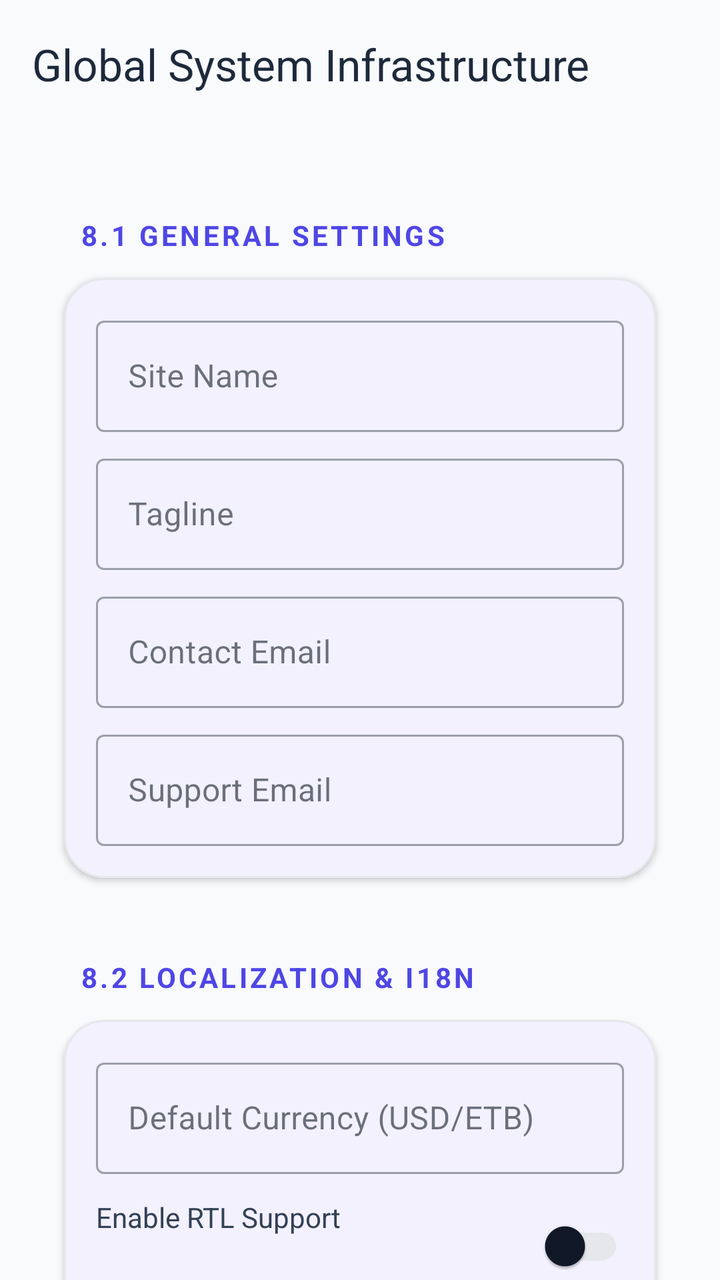
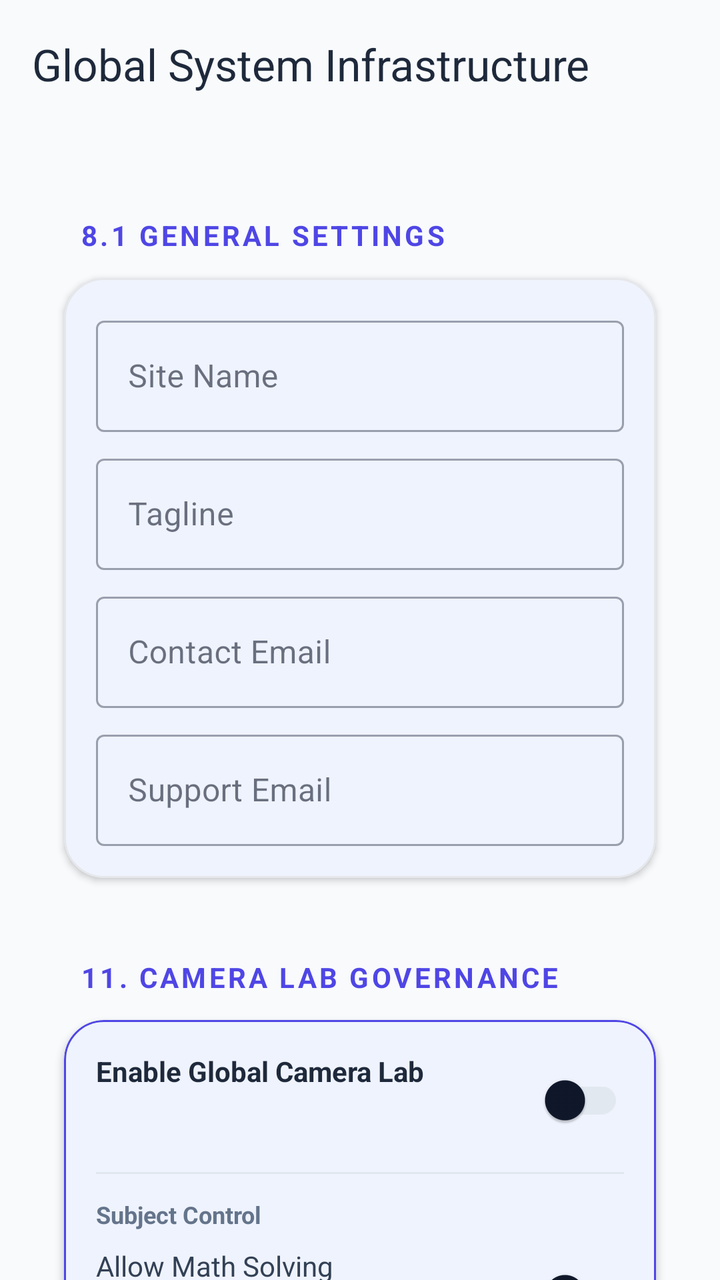

An Android layout rendered at two revisions. The XML below is the earlier revision; the diff shows what the commit changed to produce the second picture.
<!-- AndroidManifest.xml: application theme Theme.TestApp -->
<!-- res/layout/activity_admin_system_settings.xml -->
<?xml version="1.0" encoding="utf-8"?>
<androidx.coordinatorlayout.widget.CoordinatorLayout xmlns:android="http://schemas.android.com/apk/res/android"
    xmlns:app="http://schemas.android.com/apk/res-auto"
    xmlns:tools="http://schemas.android.com/tools"
    android:layout_width="match_parent"
    android:layout_height="match_parent"
    android:background="#F8FAFC"
    tools:context=".AdminSystemSettingsActivity">

    <com.google.android.material.appbar.AppBarLayout
        android:layout_width="match_parent"
        android:layout_height="wrap_content"
        android:background="@android:color/transparent"
        app:elevation="0dp">
        <androidx.appcompat.widget.Toolbar
            android:id="@+id/settingsToolbar"
            android:layout_width="match_parent"
            android:layout_height="?attr/actionBarSize"
            app:title="Global System Infrastructure"
            app:titleTextColor="#1E293B" />
    </com.google.android.material.appbar.AppBarLayout>

    <androidx.core.widget.NestedScrollView
        android:layout_width="match_parent"
        android:layout_height="match_parent"
        app:layout_behavior="@string/appbar_scrolling_view_behavior">

        <LinearLayout
            android:layout_width="match_parent"
            android:layout_height="wrap_content"
            android:orientation="vertical"
            android:padding="16dp">

            
            <TextView style="@style/SettingsSectionHeader" android:text="8.1 GENERAL SETTINGS" />
            <com.google.android.material.card.MaterialCardView style="@style/SettingsCard">
                <LinearLayout android:layout_width="match_parent" android:layout_height="wrap_content" android:orientation="vertical" android:padding="16dp">
                    <com.google.android.material.textfield.TextInputLayout style="@style/Widget.MaterialComponents.TextInputLayout.OutlinedBox" android:layout_width="match_parent" android:layout_height="wrap_content" android:hint="Site Name">
                        <com.google.android.material.textfield.TextInputEditText android:id="@+id/etAppName" android:layout_width="match_parent" android:layout_height="wrap_content" />
                    </com.google.android.material.textfield.TextInputLayout>
                    <com.google.android.material.textfield.TextInputLayout style="@style/Widget.MaterialComponents.TextInputLayout.OutlinedBox" android:layout_width="match_parent" android:layout_height="wrap_content" android:hint="Tagline" android:layout_marginTop="8dp">
                        <com.google.android.material.textfield.TextInputEditText android:id="@+id/etTagline" android:layout_width="match_parent" android:layout_height="wrap_content" />
                    </com.google.android.material.textfield.TextInputLayout>
                    <com.google.android.material.textfield.TextInputLayout style="@style/Widget.MaterialComponents.TextInputLayout.OutlinedBox" android:layout_width="match_parent" android:layout_height="wrap_content" android:hint="Contact Email" android:layout_marginTop="8dp">
                        <com.google.android.material.textfield.TextInputEditText android:id="@+id/etContactEmail" android:layout_width="match_parent" android:layout_height="wrap_content" />
                    </com.google.android.material.textfield.TextInputLayout>
                    <com.google.android.material.textfield.TextInputLayout style="@style/Widget.MaterialComponents.TextInputLayout.OutlinedBox" android:layout_width="match_parent" android:layout_height="wrap_content" android:hint="Support Email" android:layout_marginTop="8dp">
                        <com.google.android.material.textfield.TextInputEditText android:id="@+id/etSupportEmail" android:layout_width="match_parent" android:layout_height="wrap_content" />
                    </com.google.android.material.textfield.TextInputLayout>
                </LinearLayout>
            </com.google.android.material.card.MaterialCardView>

            
            <TextView style="@style/SettingsSectionHeader" android:text="8.2 LOCALIZATION &amp; I18N" />
            <com.google.android.material.card.MaterialCardView style="@style/SettingsCard">
                <LinearLayout android:layout_width="match_parent" android:layout_height="wrap_content" android:orientation="vertical" android:padding="16dp">
                    <com.google.android.material.textfield.TextInputLayout style="@style/Widget.MaterialComponents.TextInputLayout.OutlinedBox" android:layout_width="match_parent" android:layout_height="wrap_content" android:hint="Default Currency (USD/ETB)">
                        <com.google.android.material.textfield.TextInputEditText android:id="@+id/etCurrency" android:layout_width="match_parent" android:layout_height="wrap_content" />
                    </com.google.android.material.textfield.TextInputLayout>
                    <RelativeLayout android:layout_width="match_parent" android:layout_height="wrap_content" android:layout_marginTop="12dp">
                        <TextView android:layout_width="wrap_content" android:layout_height="wrap_content" android:text="Enable RTL Support" android:textColor="#334155" />
                        <androidx.appcompat.widget.SwitchCompat android:id="@+id/switchRTL" android:layout_width="wrap_content" android:layout_height="wrap_content" android:layout_alignParentEnd="true" />
                    </RelativeLayout>
                </LinearLayout>
            </com.google.android.material.card.MaterialCardView>

            
            <TextView style="@style/SettingsSectionHeader" android:text="8.3 EMAIL &amp; NOTIFICATIONS" />
            <com.google.android.material.card.MaterialCardView style="@style/SettingsCard">
                <LinearLayout android:layout_width="match_parent" android:layout_height="wrap_content" android:orientation="vertical" android:padding="16dp">
                    <com.google.android.material.textfield.TextInputLayout style="@style/Widget.MaterialComponents.TextInputLayout.OutlinedBox" android:layout_width="match_parent" android:layout_height="wrap_content" android:hint="SMTP Host">
                        <com.google.android.material.textfield.TextInputEditText android:id="@+id/etSmtpHost" android:layout_width="match_parent" android:layout_height="wrap_content" />
                    </com.google.android.material.textfield.TextInputLayout>
                    <com.google.android.material.textfield.TextInputLayout style="@style/Widget.MaterialComponents.TextInputLayout.OutlinedBox" android:layout_width="match_parent" android:layout_height="wrap_content" android:hint="FCM Server Key" android:layout_marginTop="8dp">
                        <com.google.android.material.textfield.TextInputEditText android:id="@+id/etFcmKey" android:layout_width="match_parent" android:layout_height="wrap_content" />
                    </com.google.android.material.textfield.TextInputLayout>
                </LinearLayout>
            </com.google.android.material.card.MaterialCardView>

            
            <TextView style="@style/SettingsSectionHeader" android:text="8.4 SECURITY &amp; POLICY" />
            <com.google.android.material.card.MaterialCardView style="@style/SettingsCard">
                <LinearLayout android:layout_width="match_parent" android:layout_height="wrap_content" android:orientation="vertical" android:padding="16dp">
                    <RelativeLayout android:layout_width="match_parent" android:layout_height="wrap_content">
                        <TextView android:layout_width="wrap_content" android:layout_height="wrap_content" android:text="Two-Factor Auth (Admin)" android:textColor="#334155" android:textStyle="bold" />
                        <androidx.appcompat.widget.SwitchCompat android:id="@+id/switch2FA" android:layout_width="wrap_content" android:layout_height="wrap_content" android:layout_alignParentEnd="true" />
                    </RelativeLayout>
                    <RelativeLayout android:layout_width="match_parent" android:layout_height="wrap_content" android:layout_marginTop="12dp">
                        <TextView android:layout_width="wrap_content" android:layout_height="wrap_content" android:text="Login Protection (Lockout)" android:textColor="#334155" />
                        <androidx.appcompat.widget.SwitchCompat android:id="@+id/switchLockout" android:layout_width="wrap_content" android:layout_height="wrap_content" android:layout_alignParentEnd="true" />
                    </RelativeLayout>
                </LinearLayout>
            </com.google.android.material.card.MaterialCardView>

            
            <TextView style="@style/SettingsSectionHeader" android:text="8.5 COMPLIANCE (GDPR/CCPA)" />
            <com.google.android.material.card.MaterialCardView style="@style/SettingsCard">
                <LinearLayout android:layout_width="match_parent" android:layout_height="wrap_content" android:orientation="vertical" android:padding="16dp">
                    <RelativeLayout android:layout_width="match_parent" android:layout_height="wrap_content">
                        <TextView android:layout_width="wrap_content" android:layout_height="wrap_content" android:text="Enable Cookie Consent" android:textColor="#334155" />
                        <androidx.appcompat.widget.SwitchCompat android:id="@+id/switchCookie" android:layout_width="wrap_content" android:layout_height="wrap_content" android:layout_alignParentEnd="true" />
                    </RelativeLayout>
                </LinearLayout>
            </com.google.android.material.card.MaterialCardView>

            
            <TextView style="@style/SettingsSectionHeader" android:text="8.6 INTEGRATIONS &amp; API" />
            <com.google.android.material.card.MaterialCardView style="@style/SettingsCard">
                <LinearLayout android:layout_width="match_parent" android:layout_height="wrap_content" android:orientation="vertical" android:padding="16dp">
                    <com.google.android.material.textfield.TextInputLayout style="@style/Widget.MaterialComponents.TextInputLayout.OutlinedBox" android:layout_width="match_parent" android:layout_height="wrap_content" android:hint="Zoom API Key">
                        <com.google.android.material.textfield.TextInputEditText android:id="@+id/etZoomKey" android:layout_width="match_parent" android:layout_height="wrap_content" />
                    </com.google.android.material.textfield.TextInputLayout>
                    <com.google.android.material.textfield.TextInputLayout style="@style/Widget.MaterialComponents.TextInputLayout.OutlinedBox" android:layout_width="match_parent" android:layout_height="wrap_content" android:hint="AWS S3 Bucket" android:layout_marginTop="8dp">
                        <com.google.android.material.textfield.TextInputEditText android:id="@+id/etS3Bucket" android:layout_width="match_parent" android:layout_height="wrap_content" />
                    </com.google.android.material.textfield.TextInputLayout>
                </LinearLayout>
            </com.google.android.material.card.MaterialCardView>

            
            <TextView style="@style/SettingsSectionHeader" android:text="8.7 APPEARANCE" />
            <com.google.android.material.card.MaterialCardView style="@style/SettingsCard">
                <LinearLayout android:layout_width="match_parent" android:layout_height="wrap_content" android:orientation="vertical" android:padding="16dp">
                    <com.google.android.material.textfield.TextInputLayout style="@style/Widget.MaterialComponents.TextInputLayout.OutlinedBox" android:layout_width="match_parent" android:layout_height="wrap_content" android:hint="Primary Color Hex (e.g. #4F46E5)">
                        <com.google.android.material.textfield.TextInputEditText android:id="@+id/etPrimaryColor" android:layout_width="match_parent" android:layout_height="wrap_content" />
                    </com.google.android.material.textfield.TextInputLayout>
                </LinearLayout>
            </com.google.android.material.card.MaterialCardView>

            
            <TextView style="@style/SettingsSectionHeader" android:text="8.8 PERFORMANCE" />
            <com.google.android.material.card.MaterialCardView style="@style/SettingsCard">
                <LinearLayout android:layout_width="match_parent" android:layout_height="wrap_content" android:orientation="vertical" android:padding="16dp">
                    <RelativeLayout android:layout_width="match_parent" android:layout_height="wrap_content">
                        <TextView android:layout_width="wrap_content" android:layout_height="wrap_content" android:text="Enable Page Caching" android:textColor="#334155" />
                        <androidx.appcompat.widget.SwitchCompat android:id="@+id/switchCache" android:layout_width="wrap_content" android:layout_height="wrap_content" android:layout_alignParentEnd="true" />
                    </RelativeLayout>
                </LinearLayout>
            </com.google.android.material.card.MaterialCardView>

            
            <TextView style="@style/SettingsSectionHeader" android:text="8.9 LOGS &amp; MAINTENANCE" />
            <com.google.android.material.card.MaterialCardView style="@style/SettingsCard">
                <LinearLayout android:layout_width="match_parent" android:layout_height="wrap_content" android:orientation="vertical" android:padding="16dp">
                    <RelativeLayout android:layout_width="match_parent" android:layout_height="wrap_content">
                        <TextView android:layout_width="wrap_content" android:layout_height="wrap_content" android:text="Maintenance Mode" android:textColor="#B91C1C" android:textStyle="bold" />
                        <androidx.appcompat.widget.SwitchCompat android:id="@+id/switchMaintenance" android:layout_width="wrap_content" android:layout_height="wrap_content" android:layout_alignParentEnd="true" />
                    </RelativeLayout>

                    <RelativeLayout android:layout_width="match_parent" android:layout_height="wrap_content" android:layout_marginTop="12dp">
                        <TextView android:layout_width="wrap_content" android:layout_height="wrap_content" android:text="Allow New Registration" android:textColor="#334155" />
                        <androidx.appcompat.widget.SwitchCompat android:id="@+id/switchRegistration" android:layout_width="wrap_content" android:layout_height="wrap_content" android:layout_alignParentEnd="true" />
                    </RelativeLayout>

                    <RelativeLayout android:layout_width="match_parent" android:layout_height="wrap_content" android:layout_marginTop="12dp">
                        <TextView android:layout_width="wrap_content" android:layout_height="wrap_content" android:text="Enable Voice Study Feature" android:textColor="#334155" />
                        <androidx.appcompat.widget.SwitchCompat android:id="@+id/switchVoiceFeature" android:layout_width="wrap_content" android:layout_height="wrap_content" android:layout_alignParentEnd="true" />
                    </RelativeLayout>

                    <View android:layout_width="match_parent" android:layout_height="1dp" android:background="#E2E8F0" android:layout_marginVertical="12dp" />
                    <TextView android:id="@+id/btnBackupRestore" style="@style/SettingsActionItem" android:text="Full System Backup" />
                    <TextView android:id="@+id/btnSystemLogs" style="@style/SettingsActionItem" android:text="Admin Activity Logs" />
                </LinearLayout>
            </com.google.android.material.card.MaterialCardView>

            
            <TextView style="@style/SettingsSectionHeader" android:text="8.10 ACADEMIC SETTINGS" />
            <com.google.android.material.card.MaterialCardView style="@style/SettingsCard">
                <LinearLayout android:layout_width="match_parent" android:layout_height="wrap_content" android:orientation="vertical" android:padding="16dp">
                    <com.google.android.material.textfield.TextInputLayout style="@style/Widget.MaterialComponents.TextInputLayout.OutlinedBox" android:layout_width="match_parent" android:layout_height="wrap_content" android:hint="Default Exam Time (min)">
                        <com.google.android.material.textfield.TextInputEditText android:id="@+id/etExamTime" android:layout_width="match_parent" android:layout_height="wrap_content" />
                    </com.google.android.material.textfield.TextInputLayout>
                    <com.google.android.material.textfield.TextInputLayout style="@style/Widget.MaterialComponents.TextInputLayout.OutlinedBox" android:layout_width="match_parent" android:layout_height="wrap_content" android:hint="Passing Score (%)" android:layout_marginTop="8dp">
                        <com.google.android.material.textfield.TextInputEditText android:id="@+id/etPassingScore" android:layout_width="match_parent" android:layout_height="wrap_content" />
                    </com.google.android.material.textfield.TextInputLayout>
                </LinearLayout>
            </com.google.android.material.card.MaterialCardView>

            <com.google.android.material.button.MaterialButton
                android:id="@+id/btnSaveSettings"
                android:layout_width="match_parent"
                android:layout_height="56dp"
                android:layout_marginTop="24dp"
                android:text="SAVE GLOBAL CONFIGURATION"
                app:cornerRadius="16dp"
                android:backgroundTint="#4F46E5" />

            <View android:layout_width="match_parent" android:layout_height="40dp" />
        </LinearLayout>
    </androidx.core.widget.NestedScrollView>
</androidx.coordinatorlayout.widget.CoordinatorLayout>
<!-- resources referenced by this layout -->
<resources>
  <style name="SettingsActionItem" parent="SettingsItemAction" />
  <style name="SettingsCard" parent="Widget.MaterialComponents.CardView">
          <item name="android:layout_width">match_parent</item>
          <item name="android:layout_height">wrap_content</item>
          <item name="android:layout_marginStart">16dp</item>
          <item name="android:layout_marginEnd">16dp</item>
          <item name="android:layout_marginBottom">12dp</item>
          <item name="cardBackgroundColor">@color/surface_white</item>
          <item name="cardCornerRadius">20dp</item>
          <item name="cardElevation">2dp</item>
          <item name="strokeColor">@color/border_light_grey</item>
          <item name="strokeWidth">1dp</item>
      </style>
  <style name="SettingsSectionHeader">
          <item name="android:layout_width">match_parent</item>
          <item name="android:layout_height">wrap_content</item>
          <item name="android:layout_marginTop">28dp</item>
          <item name="android:layout_marginStart">24dp</item>
          <item name="android:layout_marginBottom">12dp</item>
          <item name="android:textColor">@color/primary_indigo</item>
          <item name="android:textSize">14sp</item>
          <item name="android:textStyle">bold</item>
          <item name="android:textAllCaps">true</item>
          <item name="android:letterSpacing">0.1</item>
      </style>
  <style name="Theme.TestApp" parent="Base.Theme.TestApp" />
  <style name="SettingsItemAction">
          <item name="android:layout_width">match_parent</item>
          <item name="android:layout_height">wrap_content</item>
          <item name="android:padding">18dp</item>
          <item name="android:background">?attr/selectableItemBackground</item>
          <item name="android:textColor">@color/primary_indigo</item>
          <item name="android:textSize">16sp</item>
          <item name="android:gravity">center_vertical</item>
          <item name="android:fontFamily">sans-serif-medium</item>
      </style>
  <color name="surface_white">#FFFFFF</color>
  <color name="border_light_grey">#E5E7EB</color>
  <color name="primary_indigo">#4F46E5</color>
  <color name="blue_600">@color/primary_indigo</color>
  <color name="white">#FFFFFFFF</color>
  <color name="blue_500">#6366F1</color>
  <color name="slate_700">#374151</color>
  <color name="slate_50">@color/background_off_white</color>
  <color name="slate_900">@color/text_primary_dark</color>
  <color name="slate_200">@color/border_light_grey</color>
  <color name="slate_500">@color/text_secondary_grey</color>
  <color name="background_off_white">#F9FAFB</color>
  <color name="text_primary_dark">#111827</color>
  <color name="text_secondary_grey">#6B7280</color>
  <!-- unchanged entries left out for length: 1 -->
</resources>

<!-- the commit's change to res/layout/activity_admin_system_settings.xml (unified diff, before → after) -->
@@ -51,6 +51,44 @@
             </com.google.android.material.card.MaterialCardView>
 
             
+            <TextView style="@style/SettingsSectionHeader" android:text="11. CAMERA LAB GOVERNANCE" android:textColor="#4F46E5" />
+            <com.google.android.material.card.MaterialCardView style="@style/SettingsCard" app:strokeColor="#4F46E5" app:strokeWidth="1dp">
+                <LinearLayout android:layout_width="match_parent" android:layout_height="wrap_content" android:orientation="vertical" android:padding="16dp">
+
+                    <RelativeLayout android:layout_width="match_parent" android:layout_height="wrap_content">
+                        <TextView android:layout_width="wrap_content" android:layout_height="wrap_content" android:text="Enable Global Camera Lab" android:textColor="#1E293B" android:textStyle="bold" />
+                        <androidx.appcompat.widget.SwitchCompat android:id="@+id/switchCameraLab" android:layout_width="wrap_content" android:layout_height="wrap_content" android:layout_alignParentEnd="true" />
+                    </RelativeLayout>
+
+                    <View android:layout_width="match_parent" android:layout_height="1dp" android:background="#E2E8F0" android:layout_marginVertical="12dp" />
+
+                    <TextView android:layout_width="wrap_content" android:layout_height="wrap_content" android:text="Subject Control" android:textColor="#64748B" android:textSize="12sp" android:textStyle="bold" android:layout_marginBottom="8dp" />
+
+                    <RelativeLayout android:layout_width="match_parent" android:layout_height="wrap_content">
+                        <TextView android:layout_width="wrap_content" android:layout_height="wrap_content" android:text="Allow Math Solving" android:textColor="#334155" />
+                        <androidx.appcompat.widget.SwitchCompat android:id="@+id/switchLabMath" android:layout_width="wrap_content" android:layout_height="wrap_content" android:layout_alignParentEnd="true" />
+                    </RelativeLayout>
+
+                    <RelativeLayout android:layout_width="match_parent" android:layout_height="wrap_content" android:layout_marginTop="8dp">
+                        <TextView android:layout_width="wrap_content" android:layout_height="wrap_content" android:text="Allow Physics Solving" android:textColor="#334155" />
+                        <androidx.appcompat.widget.SwitchCompat android:id="@+id/switchLabPhysics" android:layout_width="wrap_content" android:layout_height="wrap_content" android:layout_alignParentEnd="true" />
+                    </RelativeLayout>
+
+                    <RelativeLayout android:layout_width="match_parent" android:layout_height="wrap_content" android:layout_marginTop="8dp">
+                        <TextView android:layout_width="wrap_content" android:layout_height="wrap_content" android:text="Allow Chemistry Solving" android:textColor="#334155" />
+                        <androidx.appcompat.widget.SwitchCompat android:id="@+id/switchLabChem" android:layout_width="wrap_content" android:layout_height="wrap_content" android:layout_alignParentEnd="true" />
+                    </RelativeLayout>
+
+                    <View android:layout_width="match_parent" android:layout_height="1dp" android:background="#E2E8F0" android:layout_marginVertical="12dp" />
+
+                    <com.google.android.material.textfield.TextInputLayout style="@style/Widget.MaterialComponents.TextInputLayout.OutlinedBox" android:layout_width="match_parent" android:layout_height="wrap_content" android:hint="Max Solver Steps (e.g. 10)">
+                        <com.google.android.material.textfield.TextInputEditText android:id="@+id/etLabMaxSteps" android:layout_width="match_parent" android:layout_height="wrap_content" android:inputType="number" />
+                    </com.google.android.material.textfield.TextInputLayout>
+
+                </LinearLayout>
+            </com.google.android.material.card.MaterialCardView>
+
+            
             <TextView style="@style/SettingsSectionHeader" android:text="8.2 LOCALIZATION &amp; I18N" />
             <com.google.android.material.card.MaterialCardView style="@style/SettingsCard">
                 <LinearLayout android:layout_width="match_parent" android:layout_height="wrap_content" android:orientation="vertical" android:padding="16dp">
<!-- resource entries referenced after the edit -->
@@ -7,10 +7,10 @@
           <item name="android:layout_marginStart">16dp</item>
           <item name="android:layout_marginEnd">16dp</item>
           <item name="android:layout_marginBottom">12dp</item>
-          <item name="cardBackgroundColor">@color/surface_white</item>
+          <item name="cardBackgroundColor">#FFFFFF</item>
           <item name="cardCornerRadius">20dp</item>
           <item name="cardElevation">2dp</item>
-          <item name="strokeColor">@color/border_light_grey</item>
+          <item name="strokeColor">#E5E7EB</item>
           <item name="strokeWidth">1dp</item>
       </style>
   <style name="SettingsSectionHeader">
@@ -19,7 +19,7 @@
           <item name="android:layout_marginTop">28dp</item>
           <item name="android:layout_marginStart">24dp</item>
           <item name="android:layout_marginBottom">12dp</item>
-          <item name="android:textColor">@color/primary_indigo</item>
+          <item name="android:textColor">#4F46E5</item>
           <item name="android:textSize">14sp</item>
           <item name="android:textStyle">bold</item>
           <item name="android:textAllCaps">true</item>
@@ -31,25 +31,19 @@
           <item name="android:layout_height">wrap_content</item>
           <item name="android:padding">18dp</item>
           <item name="android:background">?attr/selectableItemBackground</item>
-          <item name="android:textColor">@color/primary_indigo</item>
+          <item name="android:textColor">#4F46E5</item>
           <item name="android:textSize">16sp</item>
           <item name="android:gravity">center_vertical</item>
           <item name="android:fontFamily">sans-serif-medium</item>
       </style>
-  <color name="surface_white">#FFFFFF</color>
-  <color name="border_light_grey">#E5E7EB</color>
-  <color name="primary_indigo">#4F46E5</color>
-  <color name="blue_600">@color/primary_indigo</color>
+  <color name="blue_600">#2563EB</color>
   <color name="white">#FFFFFFFF</color>
-  <color name="blue_500">#6366F1</color>
-  <color name="slate_700">#374151</color>
-  <color name="slate_50">@color/background_off_white</color>
-  <color name="slate_900">@color/text_primary_dark</color>
-  <color name="slate_200">@color/border_light_grey</color>
-  <color name="slate_500">@color/text_secondary_grey</color>
-  <color name="background_off_white">#F9FAFB</color>
-  <color name="text_primary_dark">#111827</color>
-  <color name="text_secondary_grey">#6B7280</color>
+  <color name="blue_500">#3B82F6</color>
+  <color name="slate_700">#334155</color>
+  <color name="slate_50">#F8FAFC</color>
+  <color name="slate_900">#0F172A</color>
+  <color name="slate_200">#E2E8F0</color>
+  <color name="slate_500">#64748B</color>
   <!-- unchanged entries left out for length: 1 -->
 </resources>
 
